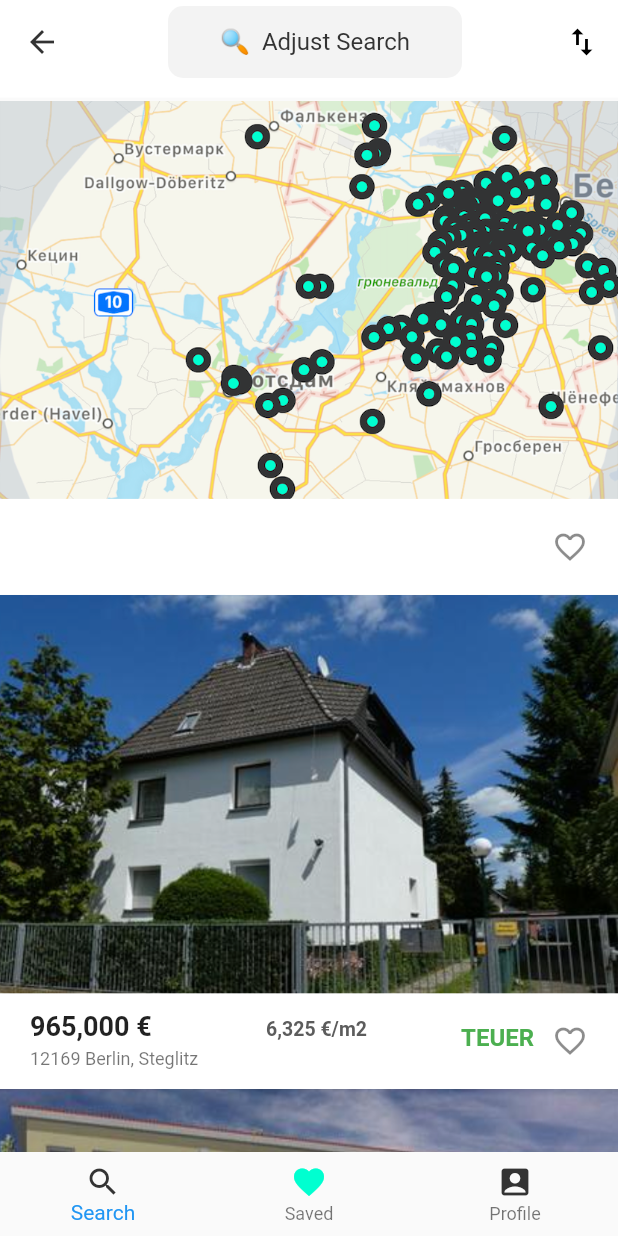
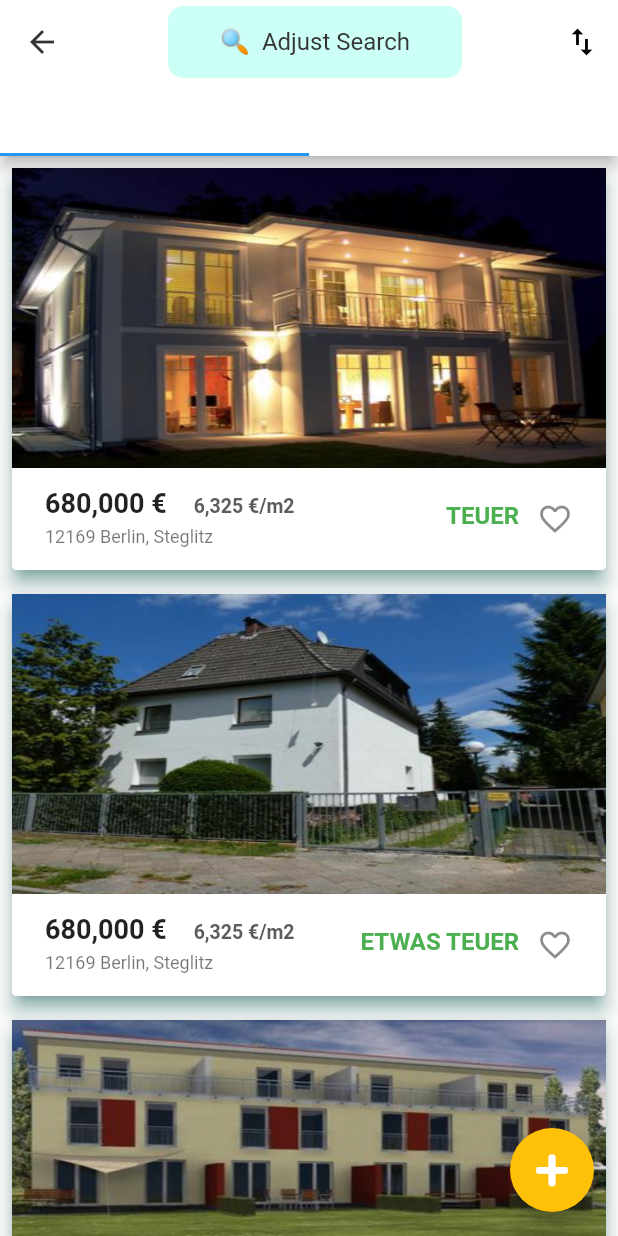
Before and after one commit to natgrett/immo_result, a Flutter app: the screen it shows after launch, after a tap on the "search" icon, on a phone screen of 412 x 824 dp. Run offline on Flutter 3.47's test engine with Material 2 defaults, Android fonts, the phone set to English and light mode, and no system bars; our stand-ins replace curved_navigation_bar, font_awesome_flutter.

Commit message:
New design with favorite list and all list

```diff
--- a/lib/immoObjects/house.dart
+++ b/lib/immoObjects/house.dart
@@ -20,8 +20,9 @@ class House {
     this.housePriceTrend,
     this.houseAddress,
   );
+}
 
-  final List<House> immoObjects = [
+  final List<House> listOfHouses = [
     House("1","assets/objects/1.png", "680,000 €", "TEUER", "6,325 €/m2", "4.1%", "9.6%", "12169 Berlin, Steglitz"),
     House("2", "assets/objects/2.png", "680,000 €", "ETWAS TEUER", "6,325 €/m2","4.1%", "9.6%", "12169 Berlin, Steglitz"),
     House("3", "assets/objects/3.png", "680,000 €", "TEUER", "6,325 €/m2", "4.1%", "9.6%", "12169 Berlin, Steglitz"),
@@ -30,6 +31,3 @@ class House {
     House("6", "assets/objects/6.png", "680,000 €", "ETWAS TEUER", "6,325 €/m2", "4.1%", "9.6%", "12169 Berlin, Steglitz"),
 
   ];
-
-
-  }
--- a/lib/immoObjects/houseDetails.dart
+++ b/lib/immoObjects/houseDetails.dart
@@ -1,10 +1,10 @@
 import 'package:flutter/material.dart';
 import 'package:immo_result/immoObjects/house.dart';
 
-class HauseDetails extends StatelessWidget {
+class HouseDetails extends StatelessWidget {
   final House house;
 
-  HauseDetails(this.house);
+  HouseDetails(this.house);
 
   @override
   Widget build(BuildContext context) {
--- a/lib/immoObjects/immoObjects.dart
+++ b/lib/immoObjects/immoObjects.dart
@@ -212,7 +212,7 @@ Route _createRoute() {
   return PageRouteBuilder(
     pageBuilder: (context, animation, secondaryAnimation) => DetailsScreen(),
     transitionsBuilder: (context, animation, secondaryAnimation, child) {
-      var begin = Offset(0.0, 1.0);
+      var begin = Offset(1.0, 1.0);
       var end = Offset.zero;
       var curve = Curves.ease;
 
--- a/lib/main.dart
+++ b/lib/main.dart
@@ -3,16 +3,16 @@ import 'package:font_awesome_flutter/font_awesome_flutter.dart';
 import 'package:immo_result/main.dart';
 import 'package:immo_result/resultsListScreen.dart';
 import 'package:immo_result/searchScreen.dart';
+import 'package:immo_result/searchSheet.dart';
 import 'detailsScreen.dart';
 import 'immoObjects/house.dart';
 import 'immoObjects/houseDetails.dart';
 
-void main(){
+void main() {
   runApp(immoApp());
 }
 
 class immoApp extends StatelessWidget {
-
   @override
   Widget build(BuildContext context) {
     return new MaterialApp(
@@ -21,13 +21,25 @@ class immoApp extends StatelessWidget {
       theme: ThemeData(
         primaryColor: Color(0xff66ffe3),
       ),
-      initialRoute: '/search',
+      home: SearchScreen(),
       routes: {
         '/search': (context) => SearchScreen(),
-        '/results': (context) => ResultsScreen(),
+        '/results': (context) => SearchSheet(),
         '/details': (context) => DetailsScreen(),
       },
+      onGenerateRoute: (settings) => generateRoute(settings),
     );
   }
 
+  generateRoute(RouteSettings settings) {
+    final path = settings.name.split('/');
+    final houseId = path[1];
+
+    House house =
+        listOfHouses.firstWhere((myroute) => myroute.houseId == houseId);
+    return MaterialPageRoute(
+      settings: settings,
+      builder: (context) => HouseDetails(house),
+    );
+  }
 }
--- /dev/null
+++ b/lib/searchSheet.dart
@@ -0,0 +1,229 @@
+import 'package:flutter/material.dart';
+import 'package:font_awesome_flutter/font_awesome_flutter.dart';
+import 'immoObjects/house.dart';
+
+class SearchSheet extends StatelessWidget {
+  @override
+  Widget build(BuildContext context) {
+    createHouseImage(House house) => Hero(
+          tag: house.houseId,
+          child: Column(
+            children: <Widget>[
+              Material(
+                child: InkWell(
+                  onTap: () {
+                    Navigator.pushNamed(
+                        context, 'housedetails/${house.houseId}');
+                  },
+                  child: Container(
+                    child: Column(
+                      children: <Widget>[
+                        //Picture of House in ResultsList
+                        Container(
+                          width: 100,
+                          height: 80,
+                          decoration: new BoxDecoration(
+                            image: new DecorationImage(
+                              image: AssetImage(house.houseImage),
+                              fit: BoxFit.fill,
+                            ),
+                          ),
+                        ),
+
+                        //Text about House in ResultList
+                        Container(
+                          child:  Padding(
+                            padding: const EdgeInsets.all(1.0),
+                            child: Text(
+                                house.housePrice,
+                                style: TextStyle(color: Color(0xFFED1D7F), fontSize: 18.0)),
+                          ),
+                        ),
+                      ],
+                    ),
+                  ),
+                ),
+              ),
+            ],
+          ),
+        );
+
+    final HouseGrid = CustomScrollView(
+      primary: false,
+      slivers: <Widget>[
+        SliverPadding(
+          padding: EdgeInsets.only(top: 8.0),
+          sliver: SliverGrid.count(
+            crossAxisCount: 3,
+            childAspectRatio: 1,
+            mainAxisSpacing: 2.0,
+            children:
+                listOfHouses.map((house) => createHouseImage(house)).toList(),
+          ),
+        ),
+      ],
+    );
+
+    HousesList(House house) => Hero(
+          tag: house.houseId,
+          child: Container(
+            child: Padding(
+              padding: const EdgeInsets.all(8.0),
+              child: Material(
+                color: Colors.white,
+                elevation: 5.0,
+                borderRadius: BorderRadius.circular(3.0),
+                shadowColor: Colors.teal,
+                child: Column(
+                  children: <Widget>[
+                    Padding(
+                      padding: const EdgeInsets.all(0.0),
+                      child: Container(
+                        width: MediaQuery.of(context).size.width,
+                        height: 200,
+                        decoration: new BoxDecoration(
+
+                            image: new DecorationImage(
+                              image: AssetImage(house.houseImage),
+                              fit: BoxFit.fill,
+                            ),
+                        ),
+                        child: InkWell (
+                          onTap: (){
+                            Navigator.pushNamed(
+                                context, 'housedetails/${house.houseId}');
+                          },
+                        ),
+                      ),
+                    ),
+
+                    Container(
+                      child: Padding(
+                          padding: const EdgeInsets.all(2.0),
+                      child: ListTile(
+                        //Card https://flutter.dev/docs/development/ui/layout#gridview
+                        contentPadding: EdgeInsets.symmetric(
+                            vertical: 0.0, horizontal: 20.0),
+                        dense: true,
+                        title: new Text.rich(TextSpan(
+                            text: '${house.housePrice}    ',
+                            style: TextStyle(
+                                fontSize: 18, fontWeight: FontWeight.bold),
+                            children: <TextSpan>[
+                              TextSpan(
+                                text: house.houseQuantity,
+                                style: TextStyle(
+                                    fontSize: 13, color: Color(0xff5c5c5c)),
+                              ),
+                            ])),
+                        subtitle: Text(
+                          house.houseAddress,
+                        ),
+
+                        trailing: Wrap(
+                          spacing: 12, // space between two icons
+                          children: <Widget>[
+                            Text(
+                              house.houseValue,
+                              textAlign: TextAlign.end,
+                              style: TextStyle(
+                                  color: Colors.green,
+                                  fontWeight: FontWeight.bold,
+                                  fontSize: 16.0),
+                            ), // icon-1
+                            Icon(
+                              Icons.favorite_border,
+                            ), // icon-2
+                          ],
+                        ),
+                        onTap: () {},
+                      ),
+                      ),
+                    )
+
+
+                  ],),
+                ),
+              ),
+
+            ),
+          );
+
+    return Scaffold(
+      body: DefaultTabController(
+        length: 2,
+        child: Scaffold(
+          appBar: AppBar(
+            leading: IconButton(
+              icon: Icon(Icons.arrow_back, color: Color(0xff333333)),
+              onPressed: () => Navigator.pop(context),
+            ),
+            backgroundColor: Colors.white,
+            title: Container(
+                margin: EdgeInsets.symmetric(horizontal: 40.0, vertical: 5.0),
+                decoration: BoxDecoration(
+                  color: Color(0xffccfff6),
+                  borderRadius: BorderRadius.all(Radius.circular(10.0)),
+                ),
+                child: Row(
+                  crossAxisAlignment: CrossAxisAlignment.start,
+                  children: <Widget>[
+                    Expanded(
+                      flex: 1,
+                      child:  TextFormField(
+                        textAlign: TextAlign.center,
+                        decoration: InputDecoration(
+                          border: InputBorder.none,
+                          hintText: "🔍  Adjust Search",
+                          hintStyle: TextStyle(color: Color(0xff333333)),
+                          //icon: Icon(Icons.search, color: Color(0xff333333)),
+                        ),
+                      ),
+
+                    ),
+                  ],
+                )),
+            actions: <Widget>[
+              IconButton(
+                  icon: Icon(Icons.swap_vert, color: Colors.black),
+                  onPressed: (){
+                    //
+                  }),
+            ],
+            bottom: TabBar(
+              tabs: [
+                Tab(child: Text(
+                    'ALL', style: TextStyle(fontFamily: 'MakeItSans', color: Colors.white)),),
+                Tab(child: Text('FAVORITES', style: TextStyle(fontFamily: 'MakeItSans',color: Colors.white)),),
+              ],
+            ),
+          ),
+          body: TabBarView(
+              children: [
+
+                Container (
+                  child: ListView(
+                    scrollDirection: Axis.vertical,
+                    children: listOfHouses.map((house) => HousesList(house)).toList(),
+                  ),
+                ),
+                Container(
+                  child: Padding(
+                    padding: EdgeInsets.only(top: 16.0, left: 8),
+                    child: HouseGrid,
+                  ),
+                ),
+              ],
+          ),
+          floatingActionButton: FloatingActionButton(
+            onPressed: () {},
+            child: Icon(FontAwesomeIcons.plus, color: Colors.white,),
+            foregroundColor: Colors.white,
+            backgroundColor: Colors.amber,
+          ),
+        ),
+      ),
+    );
+
+  }
+}
```
